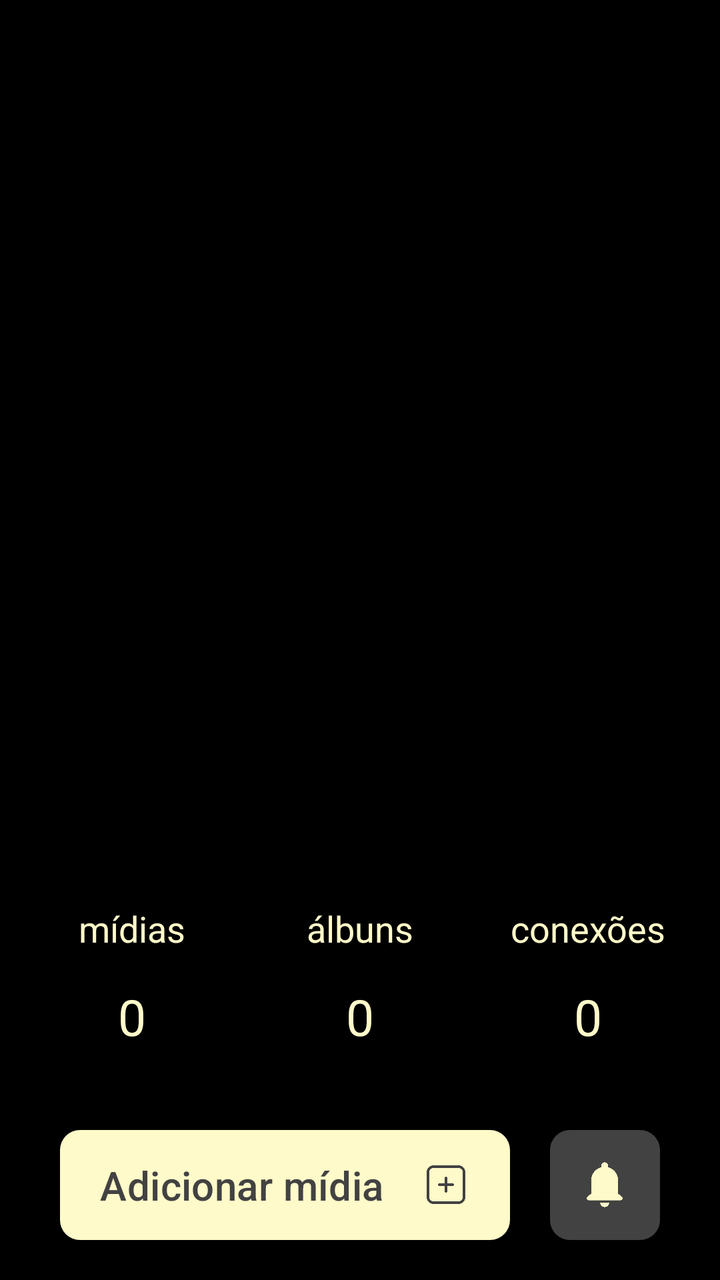
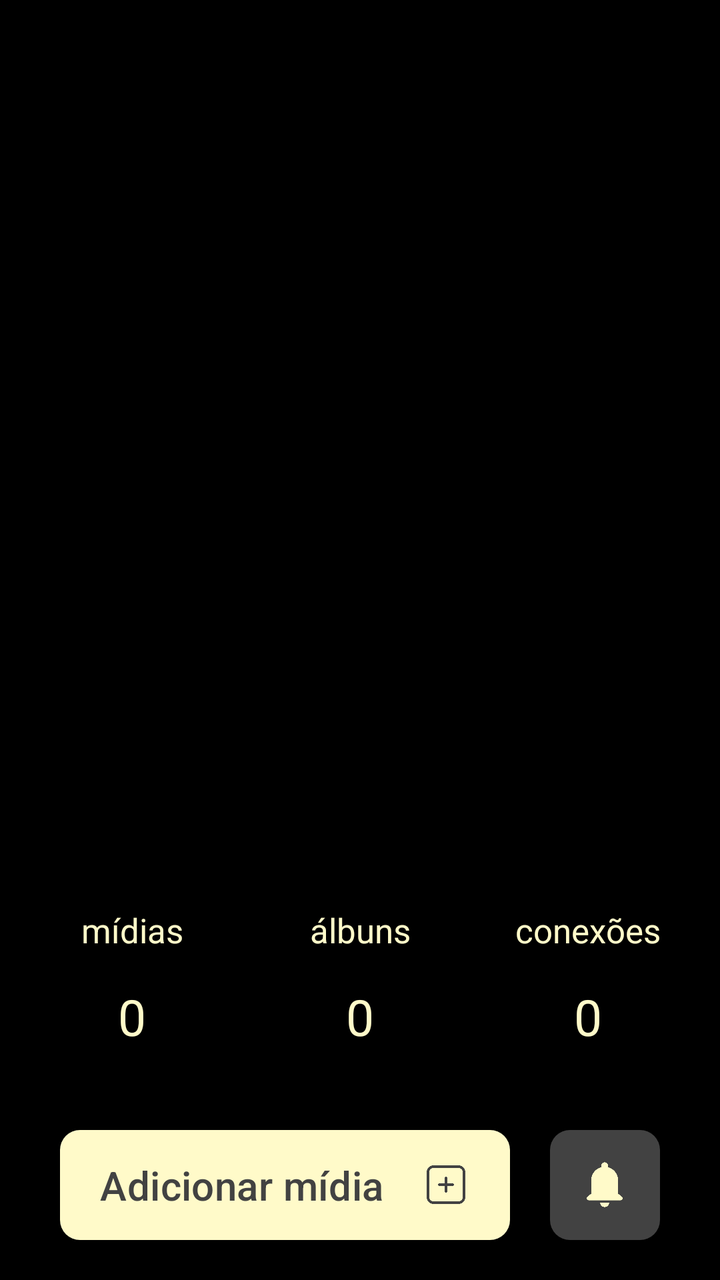

Two renders of the same Android screen: before a commit and after it. Below are the layout's source before the change and the commit's diff.
<!-- AndroidManifest.xml: application theme Theme.Monaly -->
<!-- res/layout/fragment_feed.xml -->
<?xml version="1.0" encoding="utf-8"?>
<androidx.constraintlayout.widget.ConstraintLayout xmlns:android="http://schemas.android.com/apk/res/android"
    xmlns:app="http://schemas.android.com/apk/res-auto"
    xmlns:tools="http://schemas.android.com/tools"
    android:layout_width="match_parent"
    android:layout_height="match_parent"
    android:background="@color/black"
    tools:context=".ui.fragment.navegation.FeedFragment">

    
    <androidx.viewpager2.widget.ViewPager2
        android:id="@+id/viewPagerFeedAlbums"
        android:layout_width="0dp"
        android:layout_height="0dp"
        app:layout_constraintBottom_toTopOf="@+id/textTitleMidia"
        app:layout_constraintEnd_toEndOf="parent"
        app:layout_constraintStart_toStartOf="parent"
        app:layout_constraintTop_toTopOf="parent" />

    <com.google.android.material.button.MaterialButton
        android:id="@+id/buttonAdd"
        android:layout_width="0dp"
        android:layout_height="55dp"
        android:layout_marginStart="30dp"
        android:layout_marginEnd="20dp"
        android:layout_marginBottom="20dp"
        android:background="@drawable/drawable_background_button_gray_dark_10_dp"
        android:gravity="start|center_vertical"
        android:paddingStart="20dp"
        android:paddingEnd="20dp"
        android:text="@string/feed_button_to_add"
        android:textAllCaps="false"
        android:textColor="@color/gray_dark"
        android:textSize="20sp"
        app:backgroundTint="@color/bage_neutral"
        app:icon="@drawable/ic_add_gray_dark"
        app:iconGravity="end"
        app:iconSize="24dp"
        app:iconTint="@null"
        app:layout_constraintBottom_toBottomOf="parent"
        app:layout_constraintEnd_toStartOf="@+id/buttonNotification"
        app:layout_constraintHorizontal_bias="0.0"
        app:layout_constraintStart_toStartOf="parent" />

    <com.google.android.material.button.MaterialButton
        android:id="@+id/buttonNotification"
        android:layout_width="55dp"
        android:layout_height="55dp"
        android:layout_marginEnd="30dp"
        android:layout_marginBottom="20dp"
        android:background="@drawable/drawable_background_button_gray_dark_10_dp"
        android:contentDescription="@string/feed_content_description_notification"
        android:insetTop="0dp"
        android:insetBottom="0dp"
        android:padding="0dp"
        app:backgroundTint="@color/gray_dark"
        app:icon="@drawable/ic_notification_bage_neutral"
        app:iconGravity="textStart"
        app:iconPadding="0dp"
        app:iconSize="28dp"
        app:iconTint="@null"
        app:layout_constraintBottom_toBottomOf="parent"
        app:layout_constraintEnd_toEndOf="parent" />

    <TextView
        android:id="@+id/textDefaultAlbun"
        android:layout_width="wrap_content"
        android:layout_height="wrap_content"
        android:layout_marginBottom="40dp"
        android:text="@string/feed__defaut_number"
        android:textColor="@color/bage_neutral"
        android:textSize="25dp"
        app:layout_constraintBottom_toTopOf="@+id/buttonAdd"
        app:layout_constraintEnd_toEndOf="parent"
        app:layout_constraintStart_toStartOf="parent" />

    <TextView
        android:id="@+id/textDefaultConection"
        android:layout_width="wrap_content"
        android:layout_height="wrap_content"
        android:layout_marginStart="100dp"
        android:text="@string/feed__defaut_number"
        android:textColor="@color/bage_neutral"
        android:textSize="25dp"
        app:layout_constraintBottom_toBottomOf="@+id/textDefaultAlbun"
        app:layout_constraintStart_toEndOf="@+id/textDefaultAlbun" />

    <TextView
        android:id="@+id/textDefaultMidia"
        android:layout_width="wrap_content"
        android:layout_height="wrap_content"
        android:layout_marginEnd="100dp"
        android:text="@string/feed__defaut_number"
        android:textColor="@color/bage_neutral"
        android:textSize="25dp"
        app:layout_constraintBottom_toBottomOf="@+id/textDefaultAlbun"
        app:layout_constraintEnd_toStartOf="@+id/textDefaultAlbun" />

    <TextView
        android:id="@+id/textTitleAlbun"
        android:layout_width="wrap_content"
        android:layout_height="wrap_content"
        android:layout_marginBottom="15dp"
        android:text="@string/feed_title_albuns"
        android:textColor="@color/bage_neutral"
        android:textSize="18dp"
        app:layout_constraintBottom_toTopOf="@+id/textDefaultAlbun"
        app:layout_constraintEnd_toEndOf="parent"
        app:layout_constraintStart_toStartOf="parent" />

    <TextView
        android:id="@+id/textTitleConection"
        android:layout_width="wrap_content"
        android:layout_height="wrap_content"
        android:layout_marginBottom="15dp"
        android:text="@string/feed_title_conections"
        android:textColor="@color/bage_neutral"
        android:textSize="18dp"
        app:layout_constraintBottom_toTopOf="@+id/textDefaultConection"
        app:layout_constraintEnd_toEndOf="@+id/textDefaultConection"
        app:layout_constraintStart_toStartOf="@+id/textDefaultConection" />

    <TextView
        android:id="@+id/textTitleMidia"
        android:layout_width="wrap_content"
        android:layout_height="wrap_content"
        android:layout_marginBottom="15dp"
        android:text="@string/feed_title_midia"
        android:textColor="@color/bage_neutral"
        android:textSize="18dp"
        app:layout_constraintBottom_toTopOf="@+id/textDefaultMidia"
        app:layout_constraintEnd_toEndOf="@+id/textDefaultMidia"
        app:layout_constraintStart_toStartOf="@+id/textDefaultMidia" />

</androidx.constraintlayout.widget.ConstraintLayout>
<!-- resources referenced by this layout -->
<resources>
  <color name="bage_neutral">#FFFAC9</color>
  <color name="black">#000000</color>
  <color name="gray_dark">#424242</color>
  <!-- drawable drawable_background_button_gray_dark_10_dp (drawable) -->
  <?xml version="1.0" encoding="utf-8"?>
  <shape xmlns:android="http://schemas.android.com/apk/res/android">
  
      <corners android:radius="10dp"/>
      <solid android:color="@color/gray_dark"/>
  
  </shape>
  <!-- drawable ic_add_gray_dark: png bitmap (drawable, 1667 bytes) -->
  <!-- drawable ic_notification_bage_neutral: png bitmap (drawable, 1421 bytes) -->
  <string name="feed__defaut_number">0</string>
  <string name="feed_button_to_add">Adicionar mídia</string>
  <string name="feed_content_description_notification">Botão de notificação</string>
  <string name="feed_title_albuns">álbuns</string>
  <string name="feed_title_conections">conexões</string>
  <string name="feed_title_midia">mídias</string>
  <style name="Theme.Monaly" parent="Base.Theme.Monaly" />
  <style name="Base.Theme.Monaly" parent="Theme.Material3.DayNight.NoActionBar">
  
  
          
          
  
  
          
          <item name="android:navigationBarColor">@color/black</item>
  
  
      </style>
</resources>

<!-- the commit's change to res/layout/fragment_feed.xml (unified diff, before → after) -->
@@ -81,7 +81,7 @@
         android:layout_marginStart="100dp"
         android:text="@string/feed__defaut_number"
         android:textColor="@color/bage_neutral"
-        android:textSize="25dp"
+        android:textSize="25sp"
         app:layout_constraintBottom_toBottomOf="@+id/textDefaultAlbun"
         app:layout_constraintStart_toEndOf="@+id/textDefaultAlbun" />
 
@@ -92,7 +92,7 @@
         android:layout_marginEnd="100dp"
         android:text="@string/feed__defaut_number"
         android:textColor="@color/bage_neutral"
-        android:textSize="25dp"
+        android:textSize="25sp"
         app:layout_constraintBottom_toBottomOf="@+id/textDefaultAlbun"
         app:layout_constraintEnd_toStartOf="@+id/textDefaultAlbun" />
 
@@ -103,7 +103,7 @@
         android:layout_marginBottom="15dp"
         android:text="@string/feed_title_albuns"
         android:textColor="@color/bage_neutral"
-        android:textSize="18dp"
+        android:textSize="17sp"
         app:layout_constraintBottom_toTopOf="@+id/textDefaultAlbun"
         app:layout_constraintEnd_toEndOf="parent"
         app:layout_constraintStart_toStartOf="parent" />
@@ -115,7 +115,7 @@
         android:layout_marginBottom="15dp"
         android:text="@string/feed_title_conections"
         android:textColor="@color/bage_neutral"
-        android:textSize="18dp"
+        android:textSize="17sp"
         app:layout_constraintBottom_toTopOf="@+id/textDefaultConection"
         app:layout_constraintEnd_toEndOf="@+id/textDefaultConection"
         app:layout_constraintStart_toStartOf="@+id/textDefaultConection" />
@@ -127,7 +127,7 @@
         android:layout_marginBottom="15dp"
         android:text="@string/feed_title_midia"
         android:textColor="@color/bage_neutral"
-        android:textSize="18dp"
+        android:textSize="17sp"
         app:layout_constraintBottom_toTopOf="@+id/textDefaultMidia"
         app:layout_constraintEnd_toEndOf="@+id/textDefaultMidia"
         app:layout_constraintStart_toStartOf="@+id/textDefaultMidia" />
